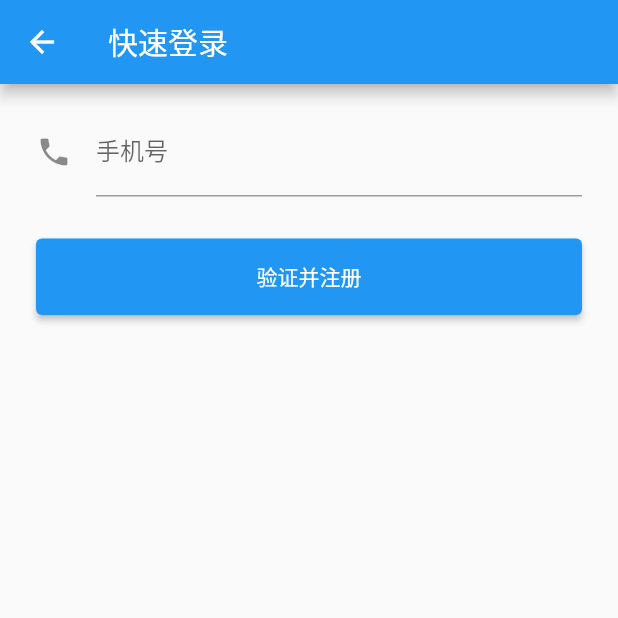
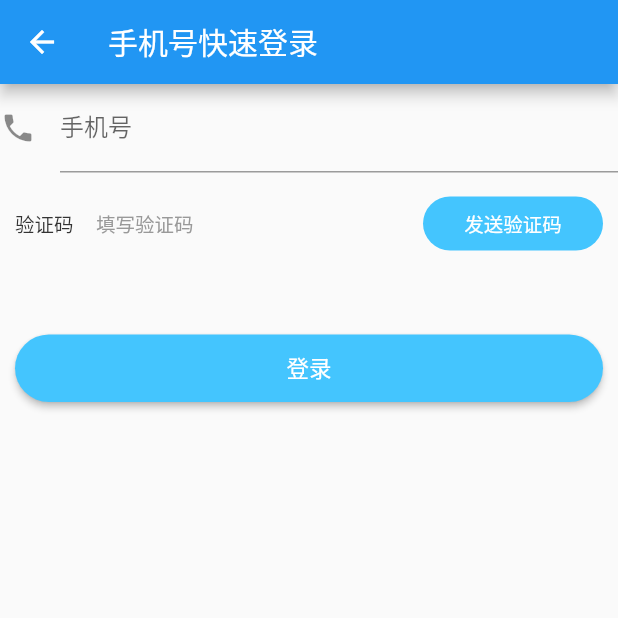
Before and after one commit to highlandear/xumia, a Flutter app: the LoginTipPage screen opened directly, after a tap on "登录进入我的画廊", on a phone screen of 412 x 824 dp, the top half of it. Run offline on Flutter 3.47's test engine with Material 2 defaults, Android fonts, the phone set to English and light mode, and no system bars; drawn by our look-alikes of oktoast; our stand-ins replace dio, qr_flutter, shared_preferences, webview_flutter; missing offline and left inert: barcode_scan2, city_pickers; accounts and stored records are empty; network calls fail.

Commit message:
登录界面调整

```diff
--- a/xumi_app/lib/app_main/magazine/buypage.dart
+++ b/xumi_app/lib/app_main/magazine/buypage.dart
@@ -5,6 +5,7 @@ import '../../data/global.dart';
 import '../../login/newaddress.dart';
 import '../../login/selectaddress.dart';
 import '../../login/sign.dart';
+import '../../login/smslogin.dart';
 import '../../utils/xtoast.dart';
 
 /// 详细展示和购买页面
@@ -338,7 +339,7 @@ class _PurchaseState extends State<PurchasePage>
   _login() {
     Navigator.of(context)
         .push(
-          MaterialPageRoute(builder: (_) => const SignPage()),
+          MaterialPageRoute(builder: (_) => const SmsLogin()),
         )
         .then((val) => val != null ? _getMe() : null);
   }
--- a/xumi_app/lib/app_main/magazine/leaf.dart
+++ b/xumi_app/lib/app_main/magazine/leaf.dart
@@ -1,4 +1,5 @@
 import 'package:flutter/material.dart';
+import 'package:xumi_app/login/smslogin.dart';
 import '../../bean/certipass.dart';
 import '../../data/global.dart';
 import '../../login/newaddress.dart';
@@ -132,7 +133,7 @@ class MagLeafView extends StatelessWidget {
     // 没有登录，先登录
     if (!Global.user.info.online()) {
       Navigator.push(context, MaterialPageRoute(builder: (context) {
-        return (const SignPage());
+        return (const SmsLogin());
       }));
       return;
     }
--- a/xumi_app/lib/app_main/mine/head.dart
+++ b/xumi_app/lib/app_main/mine/head.dart
@@ -1,5 +1,6 @@
 import 'package:flutter/material.dart';
 import 'package:xumi_app/login/sign.dart';
+import 'package:xumi_app/login/smslogin.dart';
 import '../../../../bean/userinfo.dart';
 import '../../../../data/global.dart';
 import 'detail.dart';
@@ -34,7 +35,8 @@ class _MyInfoHeadState extends State<MyInfoHead> {
         if (!me.online()) {
           Navigator.of(context)
               .push(
-                MaterialPageRoute(builder: (_) => const SignPage()),
+              //  MaterialPageRoute(builder: (_) => const SignPage()),
+                MaterialPageRoute(builder: (_) => const SmsLogin()),
               )
               .then((val) => val != null ? _getMe() : null);
         } else {
--- a/xumi_app/lib/data/config.dart
+++ b/xumi_app/lib/data/config.dart
@@ -1,6 +1,7 @@
 class Config {
 
   static const String baseURL = "https://cognitivelab.net/";
+  //static const String baseURL = "10.66.7.97";
   //static const String baseURL = "http://10.66.24.140:8080/";
 
   static const String magzine = "magazine.do";
--- a/xumi_app/lib/data/global.dart
+++ b/xumi_app/lib/data/global.dart
@@ -4,7 +4,7 @@ import '../bean/gnftdata.dart';
 import '../bean/certipass.dart';
 import '../bean/userinfo.dart';
 import '../utils/xhttp.dart';
-import '../utils/xlocalstorage.dart';
+import '../utils/xstorage.dart';
 import 'config.dart';
 
 class Global {
--- a/xumi_app/lib/login/logintip.dart
+++ b/xumi_app/lib/login/logintip.dart
@@ -1,7 +1,7 @@
 import 'package:flutter/material.dart';
 import '../data/global.dart';
-import 'sign.dart';
 import '../app_main/gallery/main.dart';
+import 'smslogin.dart';
 
 class LoginTipPage extends StatefulWidget {
   const LoginTipPage({Key? key, required this.tip}) : super(key: key);
@@ -19,7 +19,7 @@ class _LoginTipPageState extends State<LoginTipPage> {
   _login() {
     Navigator.of(context)
         .push(
-          MaterialPageRoute(builder: (_) => const SignPage()),
+          MaterialPageRoute(builder: (_) => const SmsLogin()),
         )
         .then((val) => val != null ? _getMe() : null);
   }
--- a/xumi_app/lib/login/sign.dart
+++ b/xumi_app/lib/login/sign.dart
@@ -6,14 +6,14 @@ import 'loading.dart';
 /**
  * 快速登录
  */
-class SignPage extends StatefulWidget {
-  const SignPage({Key? key}) : super(key: key);
+class XSignPage extends StatefulWidget {
+  const XSignPage({Key? key}) : super(key: key);
 
   @override
   _SignPageState createState() => _SignPageState();
 }
 
-class _SignPageState extends State<SignPage> {
+class _SignPageState extends State<XSignPage> {
   FocusNode blankNode = FocusNode();
   final TextEditingController _telController = TextEditingController();
   final GlobalKey _formKey = GlobalKey<FormState>();
--- /dev/null
+++ b/xumi_app/lib/login/smslogin.dart
@@ -0,0 +1,221 @@
+import 'dart:async';
+import 'package:flutter/material.dart';
+import 'package:flutter/services.dart';
+import '../data/global.dart';
+import '../utils/xtoast.dart';
+import 'loading.dart';
+
+class SmsLogin extends StatefulWidget {
+  const SmsLogin({Key? key}) : super(key: key);
+
+  @override
+  createState() => _SmsLoginState();
+}
+
+class _SmsLoginState extends State<SmsLogin> {
+  @override
+  Widget build(BuildContext context) {
+    return Scaffold(
+      appBar: AppBar(
+        automaticallyImplyLeading: true,
+        title: const Text('手机号快速登录'),
+      ),
+      body: _buildme(context),
+    );
+  }
+
+  bool isButtonEnable = true; //按钮初始状态  是否可点击
+  String buttonText = '发送验证码'; //初始文本
+  int count = 60; //初始倒计时时间
+  Timer? timer; //倒计时的计时器
+  FocusNode blankNode = FocusNode();
+  final TextEditingController? _veriController = TextEditingController();
+  final TextEditingController? _telController = TextEditingController();
+
+  Widget _buildAccountInput(BuildContext context) {
+    return TextFormField(
+        autofocus: false,
+        controller: _telController,
+        decoration: const InputDecoration(
+            labelText: '手机号',
+            hintText: '手机号',
+            hintStyle: TextStyle(fontSize: 12),
+            icon: Icon(Icons.phone)),
+        inputFormatters: [
+          FilteringTextInputFormatter.allow(RegExp("[0-9]")), //只允许输入0-9的数字
+          LengthLimitingTextInputFormatter(11) //最大输入长度为6
+        ],
+        //校验用户名
+        validator: (v) {
+          debugPrint(v);
+        });
+  }
+
+  Widget _buildVerifyInput(BuildContext context) {
+    return Container(
+      // alignment: Alignment.center,
+      padding: const EdgeInsets.only(left: 10, right: 10, top: 10),
+      child: Row(
+        children: <Widget>[
+          const Text('验证码',
+              style: TextStyle(fontSize: 13, color: Color(0xff333333))),
+          Expanded(
+            child: Padding(
+              padding: const EdgeInsets.only(left: 15, right: 15),
+              child: TextFormField(
+                maxLines: 1,
+                onSaved: (value) {},
+                controller: _veriController,
+                textAlign: TextAlign.start,
+                inputFormatters: [
+                  FilteringTextInputFormatter.allow(
+                      RegExp("[0-9]")), //只允许输入0-9的数字
+                  LengthLimitingTextInputFormatter(6) //最大输入长度为6
+                ],
+                decoration: const InputDecoration(
+                  hintText: ('填写验证码'),
+                  contentPadding: EdgeInsets.only(top: 25, bottom: 0),
+                  hintStyle: TextStyle(
+                    color: Color(0xff999999),
+                    fontSize: 13,
+                  ),
+                  alignLabelWithHint: true,
+                  border: OutlineInputBorder(borderSide: BorderSide.none),
+                ),
+              ),
+            ),
+          ),
+          SizedBox(
+            width: 120,
+            child: FlatButton(
+              disabledColor: Colors.grey.withOpacity(0.1), //按钮禁用时的颜色
+              disabledTextColor: Colors.white, //按钮禁用时的文本颜色
+              textColor: isButtonEnable
+                  ? Colors.white
+                  : Colors.black.withOpacity(0.2), //文本颜色
+              color: isButtonEnable
+                  ? const Color(0xff44c5fe)
+                  : Colors.grey.withOpacity(0.1), //按钮的颜色
+              splashColor: isButtonEnable
+                  ? Colors.white.withOpacity(0.1)
+                  : Colors.transparent,
+              shape: const StadiumBorder(side: BorderSide.none),
+              onPressed: () {
+                if (isButtonEnable) {
+                  debugPrint('$isButtonEnable');
+                  setState(() {
+                    _buttonClickListen();
+                  });
+                }
+              },
+              child: Text(
+                buttonText,
+                style: const TextStyle(
+                  fontSize: 13,
+                ),
+              ),
+            ),
+          ),
+        ],
+      ),
+    );
+  }
+
+  Widget _buildButton(BuildContext context) {
+    return Container(
+      width: double.infinity,
+      height: 45,
+      margin: const EdgeInsets.only(top: 50, left: 10, right: 10),
+      child: ElevatedButton(
+        onPressed: () {
+          debugPrint('${_veriController?.text}');
+          debugPrint('${_telController?.text}');
+
+          _onSubmit(context);
+        },
+        style: ButtonStyle(
+          backgroundColor: MaterialStateProperty.all(const Color(0xff44c5fe)),
+          shape: MaterialStateProperty.all(
+              const StadiumBorder(side: BorderSide.none)), //圆角弧度
+        ),
+        child: const Text(
+          '登录',
+          style: TextStyle(color: Colors.white, fontSize: 15),
+        ),
+      ),
+    );
+  }
+
+  Widget _buildme(BuildContext context) {
+    return Column(
+      children: <Widget>[
+        _buildAccountInput(context),
+        _buildVerifyInput(context),
+        _buildButton(context),
+      ],
+    );
+  }
+
+  void _buttonClickListen() {
+    setState(() {
+      if (isButtonEnable) {
+        //当按钮可点击时
+        isButtonEnable = false; //按钮状态标记
+        _initTimer();
+      }
+    });
+  }
+
+  void _initTimer() {
+    timer = Timer.periodic(const Duration(seconds: 1), (Timer timer) {
+      count--;
+      setState(() {
+        if (count == 0) {
+          timer.cancel(); //倒计时结束取消定时器
+          isButtonEnable = true; //按钮可点击
+          count = 60; //重置时间
+          buttonText = '发送验证码'; //重置按钮文本
+        } else {
+          buttonText = '重新发送($count)'; //更新文本内容
+        }
+      });
+    });
+  }
+
+  @override
+  void dispose() {
+    timer?.cancel(); //销毁计时器
+    timer = null;
+    _veriController?.dispose();
+    _telController?.dispose();
+    super.dispose();
+  }
+
+  void closeKeyboard(BuildContext context) {
+    FocusScope.of(context).requestFocus(blankNode);
+  }
+
+  void _onSubmit(BuildContext context) {
+    closeKeyboard(context);
+
+    showDialog(
+        context: context,
+        barrierDismissible: false,
+        builder: (BuildContext context) {
+          return const LoadingDialog(
+            showContent: false,
+            backgroundColor: Colors.black38,
+            loadingView: CircularProgressIndicator(),
+          );
+        });
+
+    Global.user.reqLogin(_telController?.text, '', success: () {
+      XToast.toast('登录成功');
+      Navigator.pop(context);
+      Navigator.pop(context, true);
+    }, fail: (value) {
+      XToast.error('登录失败 $value');
+      Navigator.pop(context);
+    });
+  }
+}
```
Also changed, not shown: xumi_app/lib/utils/xstorage.dart (renamed from xumi_app/lib/utils/xlocalstorage.dart).
